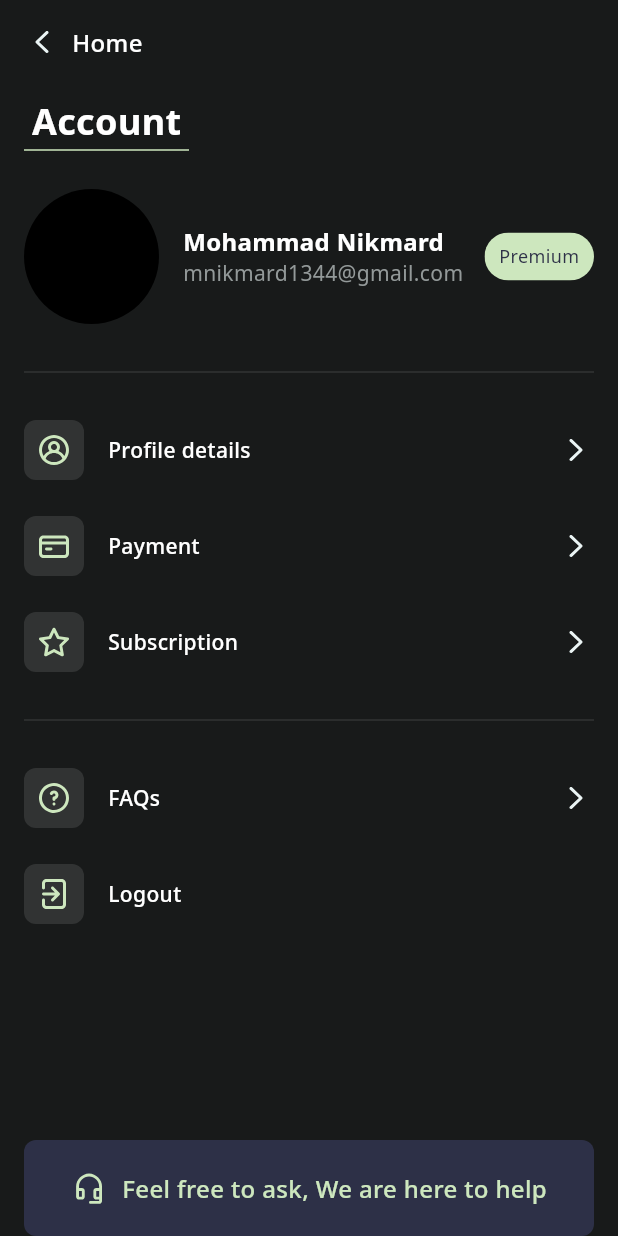
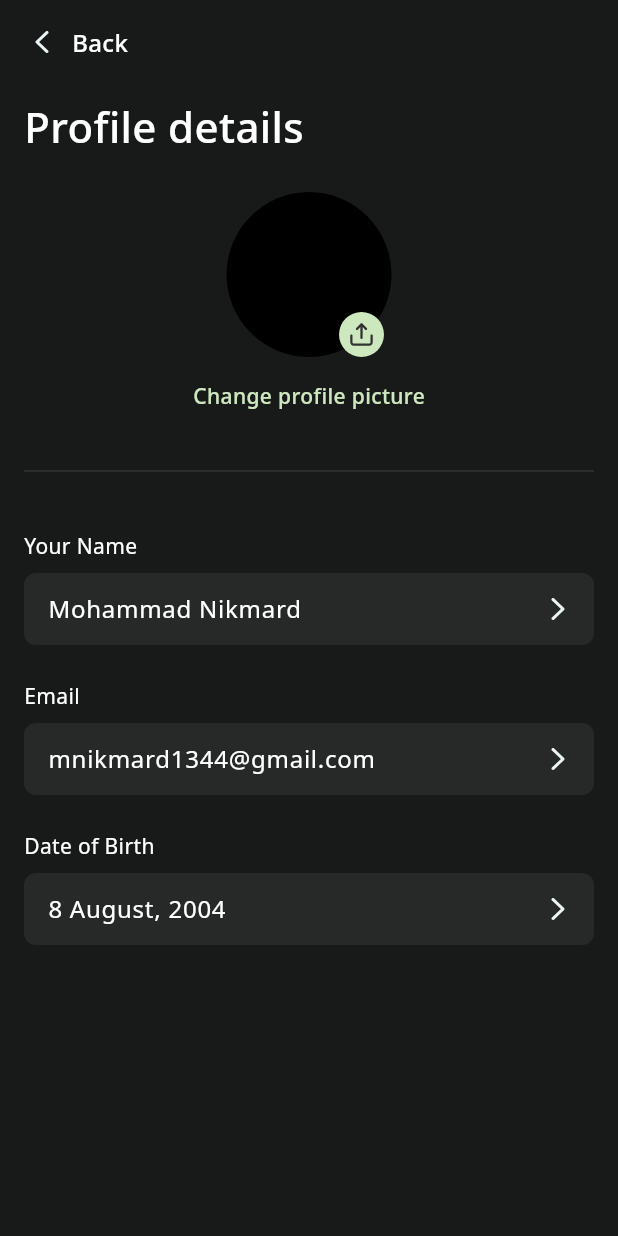
Before and after one commit to Mohammad-Nikmard/Book-Nexus, a Flutter app: the screen it shows after launch, on a phone screen of 412 x 824 dp. Run offline on Flutter 3.47's test engine with Material 3 defaults, Android fonts, the phone set to English and light mode, and no system bars; our stand-ins replace flutter_staggered_animations, flutter_svg.

Commit message:
feature: add profile screen

```diff
--- a/lib/main.dart
+++ b/lib/main.dart
@@ -1,4 +1,4 @@
-import 'package:book_nexsus/ui/account_screen.dart';
+import 'package:book_nexsus/ui/profile_screen.dart';
 import 'package:flutter/material.dart';
 
 void main() {
@@ -12,7 +12,7 @@ class MyApp extends StatelessWidget {
   Widget build(BuildContext context) {
     return const MaterialApp(
       debugShowCheckedModeBanner: false,
-      home: AccountScreen(),
+      home: ProfileScreen(),
     );
   }
 }
--- /dev/null
+++ b/lib/ui/profile_screen.dart
@@ -0,0 +1,214 @@
+import 'package:book_nexsus/constants/constants.dart';
+import 'package:book_nexsus/widgets/custom_back_button.dart';
+import 'package:book_nexsus/widgets/custom_text_field.dart';
+import 'package:flutter/material.dart';
+import 'package:flutter_staggered_animations/flutter_staggered_animations.dart';
+import 'package:flutter_svg/svg.dart';
+
+class ProfileScreen extends StatelessWidget {
+  const ProfileScreen({super.key});
+
+  @override
+  Widget build(BuildContext context) {
+    return Scaffold(
+      backgroundColor: AppColors.background,
+      body: SafeArea(
+        child: Padding(
+          padding: const EdgeInsets.symmetric(horizontal: 16),
+          child: Column(
+            crossAxisAlignment: CrossAxisAlignment.start,
+            children: [
+              const SizedBox(height: 16),
+              const CustomBackIcon(
+                text: 'Back',
+              ),
+              const SizedBox(height: 24),
+              AnimationLimiter(
+                child: Row(
+                  children: AnimationConfiguration.toStaggeredList(
+                    childAnimationBuilder: (widget) {
+                      return SlideAnimation(
+                        horizontalOffset: -200,
+                        duration: const Duration(milliseconds: 1500),
+                        child: FadeInAnimation(child: widget),
+                      );
+                    },
+                    children: [
+                      const Text(
+                        'Profile details',
+                        style: TextStyle(
+                          fontFamily: 'NM',
+                          fontSize: 28,
+                          color: AppColors.white,
+                        ),
+                      ),
+                    ],
+                  ),
+                ),
+              ),
+              const SizedBox(height: 24),
+              Center(
+                child: Stack(
+                  alignment: AlignmentDirectional.bottomEnd,
+                  children: [
+                    const CircleAvatar(
+                      radius: 55,
+                      backgroundColor: AppColors.black,
+                    ),
+                    Positioned(
+                      right: 5,
+                      child: Container(
+                        height: 30,
+                        width: 30,
+                        decoration: const BoxDecoration(
+                          color: AppColors.greenAccent,
+                          shape: BoxShape.circle,
+                        ),
+                        child: Center(
+                          child: SvgPicture.asset(
+                            'assets/images/icon_upload.svg',
+                          ),
+                        ),
+                      ),
+                    ),
+                  ],
+                ),
+              ),
+              const SizedBox(height: 16),
+              const Center(
+                child: Text(
+                  'Change profile picture',
+                  style: TextStyle(
+                    fontFamily: 'NM',
+                    fontSize: 14,
+                    color: AppColors.greenAccent,
+                  ),
+                ),
+              ),
+              const SizedBox(height: 32),
+              const Divider(
+                thickness: 1,
+                color: AppColors.greyDark,
+              ),
+              const SizedBox(height: 32),
+              const _UserProfileInputs(),
+            ],
+          ),
+        ),
+      ),
+    );
+  }
+}
+
+class _UserProfileInputs extends StatefulWidget {
+  const _UserProfileInputs();
+
+  @override
+  State<_UserProfileInputs> createState() => _UserProfileInputsState();
+}
+
+class _UserProfileInputsState extends State<_UserProfileInputs> {
+  late TextEditingController nameController;
+  late TextEditingController emailController;
+  late TextEditingController dateController;
+
+  @override
+  void initState() {
+    super.initState();
+    nameController = TextEditingController(text: 'Mohammad Nikmard');
+    emailController = TextEditingController(text: 'mnikmard1344@gmail.com');
+    dateController = TextEditingController(text: '8 August, 2004');
+  }
+
+  @override
+  void dispose() {
+    super.dispose();
+    nameController.dispose();
+    emailController.dispose();
+    dateController.dispose();
+  }
+
+  @override
+  Widget build(BuildContext context) {
+    return Column(
+      crossAxisAlignment: CrossAxisAlignment.start,
+      children: [
+        const Text(
+          'Your Name',
+          style: TextStyle(
+            fontFamily: 'NR',
+            fontSize: 14,
+            color: AppColors.white,
+          ),
+        ),
+        const SizedBox(height: 8),
+        CustomTextField(
+          textColor: AppColors.white,
+          fillColor: const Color(0xff272828),
+          controller: nameController,
+          hintText: '',
+          suffixIcon: SizedBox(
+            height: 24,
+            width: 24,
+            child: Center(
+              child: SvgPicture.asset(
+                'assets/images/icon_arrow_right.svg',
+              ),
+            ),
+          ),
+        ),
+        const SizedBox(height: 24),
+        const Text(
+          'Email',
+          style: TextStyle(
+            fontFamily: 'NR',
+            fontSize: 14,
+            color: AppColors.white,
+          ),
+        ),
+        const SizedBox(height: 8),
+        CustomTextField(
+          textColor: AppColors.white,
+          fillColor: const Color(0xff272828),
+          controller: emailController,
+          hintText: '',
+          suffixIcon: SizedBox(
+            height: 24,
+            width: 24,
+            child: Center(
+              child: SvgPicture.asset(
+                'assets/images/icon_arrow_right.svg',
+              ),
+            ),
+          ),
+        ),
+        const SizedBox(height: 24),
+        const Text(
+          'Date of Birth',
+          style: TextStyle(
+            fontFamily: 'NR',
+            fontSize: 14,
+            color: AppColors.white,
+          ),
+        ),
+        const SizedBox(height: 8),
+        CustomTextField(
+          textColor: AppColors.white,
+          fillColor: const Color(0xff272828),
+          controller: dateController,
+          hintText: '',
+          suffixIcon: SizedBox(
+            height: 24,
+            width: 24,
+            child: Center(
+              child: SvgPicture.asset(
+                'assets/images/icon_arrow_right.svg',
+              ),
+            ),
+          ),
+        ),
+        const SizedBox(height: 24),
+      ],
+    );
+  }
+}
--- a/lib/widgets/custom_text_field.dart
+++ b/lib/widgets/custom_text_field.dart
@@ -8,11 +8,15 @@ class CustomTextField extends StatelessWidget {
     required this.hintText,
     this.obscureText = false,
     this.suffixIcon,
+    this.fillColor = AppColors.white,
+    this.textColor = AppColors.black,
   });
   final String hintText;
   final TextEditingController controller;
   final bool obscureText;
   final Widget? suffixIcon;
+  final Color fillColor;
+  final Color textColor;
 
   @override
   Widget build(BuildContext context) {
@@ -21,16 +25,16 @@ class CustomTextField extends StatelessWidget {
       width: double.infinity,
       child: TextField(
         obscureText: obscureText,
-        style: const TextStyle(
-          fontFamily: 'NM',
-          fontSize: 14,
-          color: AppColors.black,
+        style: TextStyle(
+          fontFamily: 'NR',
+          fontSize: 16,
+          color: textColor,
         ),
         controller: controller,
         decoration: InputDecoration(
           suffixIcon: suffixIcon,
           filled: true,
-          fillColor: AppColors.white,
+          fillColor: fillColor,
           hintText: hintText,
           hintStyle: const TextStyle(
             fontFamily: 'NR',
@@ -38,11 +42,13 @@ class CustomTextField extends StatelessWidget {
             color: AppColors.greyLight,
           ),
           enabledBorder: const OutlineInputBorder(
+            borderSide: BorderSide.none,
             borderRadius: BorderRadius.all(
               Radius.circular(8),
             ),
           ),
           focusedBorder: const OutlineInputBorder(
+            borderSide: BorderSide.none,
             borderRadius: BorderRadius.all(
               Radius.circular(8),
             ),
```
Also changed, not shown: assets/images/icon_upload.svg (added).
